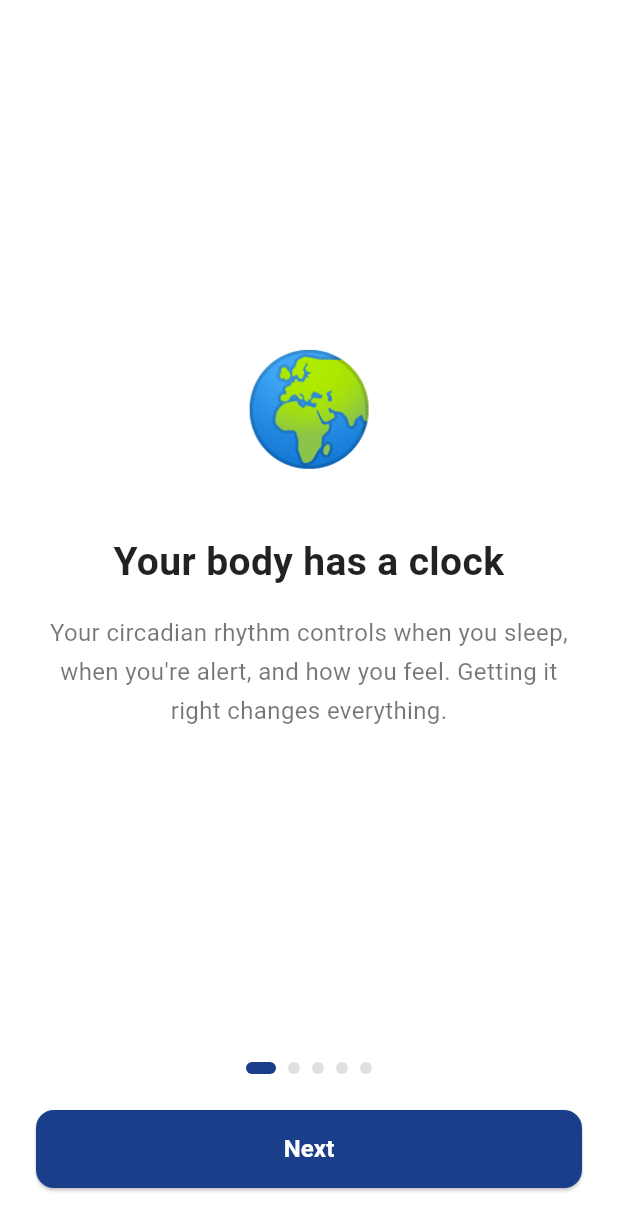
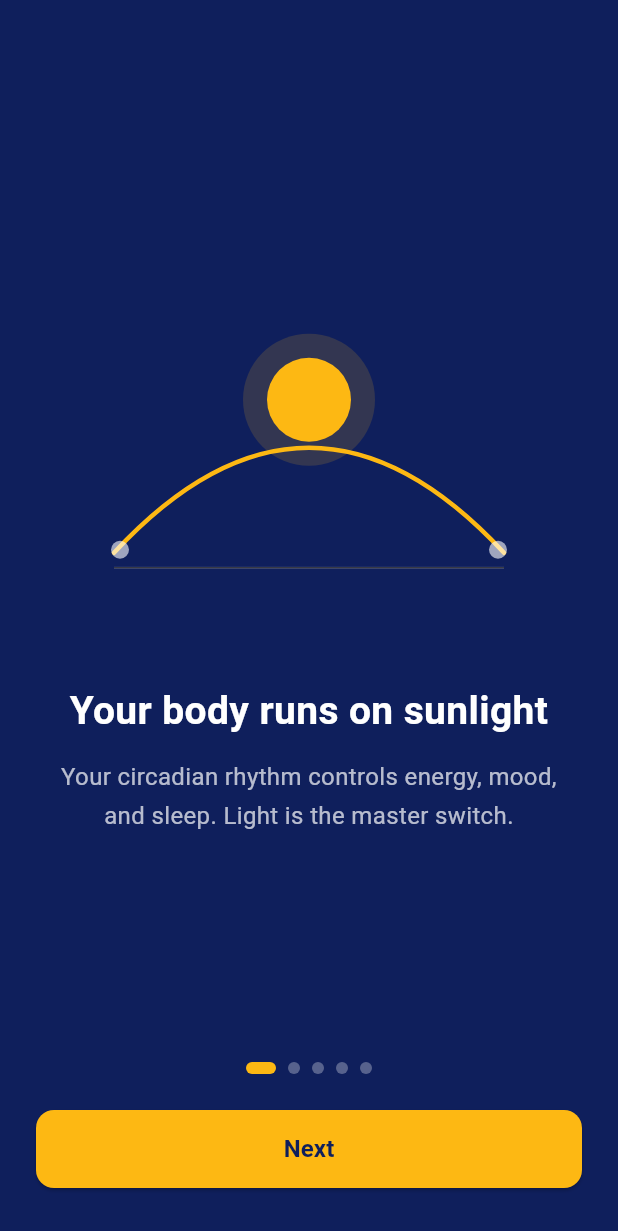
Before and after one commit to mikeb1869/circadian-optimizer, a Flutter app: the screen it shows after launch, on a phone screen of 412 x 824 dp. Shown: the top 1231 px of the screen. Run offline on Flutter 3.47's test engine with Material 3 defaults, Android fonts, the phone set to English and light mode, and no system bars; our stand-ins replace flutter_local_notifications, flutter_svg, flutter_timezone, geocoding, geolocator, get_it and 2 more; missing offline and left inert: solar_calculator.

Commit message:
Redesigned onboarding with dark brand identity and SVG illustrations

```diff
--- a/lib/screens/home_screen.dart
+++ b/lib/screens/home_screen.dart
@@ -40,7 +40,6 @@ class _HomeScreenState extends State<HomeScreen> with WidgetsBindingObserver {
   void dispose() {
     WidgetsBinding.instance.removeObserver(this);
     _timer.cancel();
-    _viewModel.dispose();
     super.dispose();
   }
 
--- a/lib/screens/onboarding_screen.dart
+++ b/lib/screens/onboarding_screen.dart
@@ -1,8 +1,25 @@
 import 'package:flutter/material.dart';
+import 'package:flutter_svg/flutter_svg.dart';
 import 'package:get_it/get_it.dart';
 import 'package:shared_preferences/shared_preferences.dart';
 import '../services/notification_service.dart';
 import 'home_screen.dart';
+
+const _bg = Color(0xFF0F1F5C);
+const _amber = Color(0xFFFDB813);
+
+class _PageData {
+  final String assetPath;
+  final String title;
+  final String body;
+  final String buttonLabel;
+  const _PageData({
+    required this.assetPath,
+    required this.title,
+    required this.body,
+    required this.buttonLabel,
+  });
+}
 
 class OnboardingScreen extends StatefulWidget {
   const OnboardingScreen({super.key});
@@ -16,42 +33,45 @@ class _OnboardingScreenState extends State<OnboardingScreen> {
   int _currentPage = 0;
 
   static const _pages = [
-    _OnboardingPage(
-      emoji: '🌍',
-      title: 'Your body has a clock',
+    _PageData(
+      assetPath: 'assets/illustrations/onboarding_1.svg',
+      title: 'Your body runs on sunlight',
       body:
-          'Your circadian rhythm controls when you sleep, when you\'re alert, '
-          'and how you feel. Getting it right changes everything.',
+          'Your circadian rhythm controls energy, mood, and sleep. '
+          'Light is the master switch.',
+      buttonLabel: 'Next',
     ),
-    _OnboardingPage(
-      emoji: '☀️',
-      title: 'Light is the key',
+    _PageData(
+      assetPath: 'assets/illustrations/onboarding_2.svg',
+      title: 'Three anchors, one schedule',
       body:
-          'Morning sunlight sets your clock. Afternoon light locks it in. '
-          'Dimming lights at night lets melatonin rise on schedule.',
+          'Morning light sets your clock. Afternoon light locks it. '
+          'Evening darkness lets melatonin rise.',
+      buttonLabel: 'Next',
     ),
-    _OnboardingPage(
-      emoji: '✈️',
-      title: 'Built for travelers',
+    _PageData(
+      assetPath: 'assets/illustrations/onboarding_3.svg',
+      title: 'Built for wherever you are',
       body:
-          'Crossing time zones resets your clock — but only if you know when '
-          'to seek light and when to avoid it. Circadian Optimizer does the '
-          'math so you don\'t have to.',
+          'Sunrise in Chiang Mai isn\'t sunrise in Tokyo. Your schedule '
+          'updates automatically when you travel.',
+      buttonLabel: 'Next',
     ),
-    _OnboardingPage(
-      emoji: '📍',
-      title: 'Your location, your sunrise',
+    _PageData(
+      assetPath: 'assets/illustrations/onboarding_4.svg',
+      title: 'Your location stays yours',
       body:
-          'Sunrise and sunset vary by where you are. We use your location to '
-          'calculate precise times — just for you, just for today. Your '
-          'location is never stored or shared.',
+          'We use GPS only to calculate sunrise and sunset. Your location '
+          'is never stored, shared, or tracked.',
+      buttonLabel: 'Allow location',
     ),
-    _OnboardingPage(
-      emoji: '🔔',
-      title: 'Gentle nudges, not noise',
+    _PageData(
+      assetPath: 'assets/illustrations/onboarding_5.svg',
+      title: 'Four nudges a day, that\'s it',
       body:
-          'We\'ll send four notifications a day — one per cue. That\'s it. '
-          'You can turn them off any time in Settings.',
+          'One notification per cue. No noise, no tracking. '
+          'Turn them off any time in Settings.',
+      buttonLabel: 'Get Started',
     ),
   ];
 
@@ -64,6 +84,13 @@ class _OnboardingScreenState extends State<OnboardingScreen> {
     } else {
       _completeOnboarding();
     }
+  }
+
+  void _onBack() {
+    _pageController.previousPage(
+      duration: const Duration(milliseconds: 300),
+      curve: Curves.easeInOut,
+    );
   }
 
   Future<void> _completeOnboarding() async {
@@ -86,19 +113,32 @@ class _OnboardingScreenState extends State<OnboardingScreen> {
 
   @override
   Widget build(BuildContext context) {
-    final isLastPage = _currentPage == _pages.length - 1;
+    final page = _pages[_currentPage];
 
     return Scaffold(
-      backgroundColor: Colors.white,
+      backgroundColor: _bg,
       body: SafeArea(
         child: Column(
           children: [
+            SizedBox(
+              height: 48,
+              child: _currentPage > 0
+                  ? Align(
+                      alignment: Alignment.centerLeft,
+                      child: IconButton(
+                        icon: const Icon(Icons.arrow_back, color: Colors.white70),
+                        onPressed: _onBack,
+                      ),
+                    )
+                  : null,
+            ),
             Expanded(
               child: PageView.builder(
                 controller: _pageController,
+                physics: const NeverScrollableScrollPhysics(),
                 itemCount: _pages.length,
                 onPageChanged: (i) => setState(() => _currentPage = i),
-                itemBuilder: (_, i) => _pages[i],
+                itemBuilder: (_, i) => _OnboardingPage(page: _pages[i]),
               ),
             ),
             Padding(
@@ -116,8 +156,8 @@ class _OnboardingScreenState extends State<OnboardingScreen> {
                         height: 8,
                         decoration: BoxDecoration(
                           color: i == _currentPage
-                              ? const Color(0xFF1A3E8A)
-                              : Colors.grey.shade300,
+                              ? _amber
+                              : Colors.white.withValues(alpha: 0.3),
                           borderRadius: BorderRadius.circular(4),
                         ),
                       ),
@@ -130,17 +170,17 @@ class _OnboardingScreenState extends State<OnboardingScreen> {
                     child: ElevatedButton(
                       onPressed: _onNext,
                       style: ElevatedButton.styleFrom(
-                        backgroundColor: const Color(0xFF1A3E8A),
-                        foregroundColor: Colors.white,
+                        backgroundColor: _amber,
+                        foregroundColor: _bg,
                         shape: RoundedRectangleBorder(
                           borderRadius: BorderRadius.circular(12),
                         ),
                       ),
                       child: Text(
-                        isLastPage ? 'Get Started' : 'Next',
+                        page.buttonLabel,
                         style: const TextStyle(
                           fontSize: 16,
-                          fontWeight: FontWeight.w600,
+                          fontWeight: FontWeight.w700,
                         ),
                       ),
                     ),
@@ -156,15 +196,9 @@ class _OnboardingScreenState extends State<OnboardingScreen> {
 }
 
 class _OnboardingPage extends StatelessWidget {
-  final String emoji;
-  final String title;
-  final String body;
+  final _PageData page;
 
-  const _OnboardingPage({
-    required this.emoji,
-    required this.title,
-    required this.body,
-  });
+  const _OnboardingPage({required this.page});
 
   @override
   Widget build(BuildContext context) {
@@ -173,24 +207,25 @@ class _OnboardingPage extends StatelessWidget {
       child: Column(
         mainAxisAlignment: MainAxisAlignment.center,
         children: [
-          Text(emoji, style: const TextStyle(fontSize: 72)),
-          const SizedBox(height: 32),
+          SvgPicture.asset(page.assetPath, height: 220),
+          const SizedBox(height: 40),
           Text(
-            title,
+            page.title,
             textAlign: TextAlign.center,
             style: const TextStyle(
+              color: Colors.white,
               fontSize: 26,
               fontWeight: FontWeight.bold,
-              color: Colors.black87,
+              height: 1.2,
             ),
           ),
           const SizedBox(height: 16),
           Text(
-            body,
+            page.body,
             textAlign: TextAlign.center,
             style: const TextStyle(
+              color: Colors.white70,
               fontSize: 16,
-              color: Colors.black54,
               height: 1.6,
             ),
           ),
--- a/pubspec.yaml
+++ b/pubspec.yaml
@@ -38,6 +38,7 @@ dependencies:
   get_it: ^7.7.0
   timezone: ^0.9.4
   flutter_timezone: ^2.0.0
+  flutter_svg: ^2.0.10
 
 dev_dependencies:
   flutter_test:
@@ -58,6 +59,8 @@ flutter:
   # included with your application, so that you can use the icons in
   # the material Icons class.
   uses-material-design: true
+  assets:
+    - assets/illustrations/
 
   # To add assets to your application, add an assets section, like this:
   # assets:
```
Also changed, not shown: assets/illustrations/onboarding_1.svg (added), assets/illustrations/onboarding_2.svg (added), assets/illustrations/onboarding_3.svg (added), assets/illustrations/onboarding_4.svg (added), assets/illustrations/onboarding_5.svg (added), pubspec.lock.
